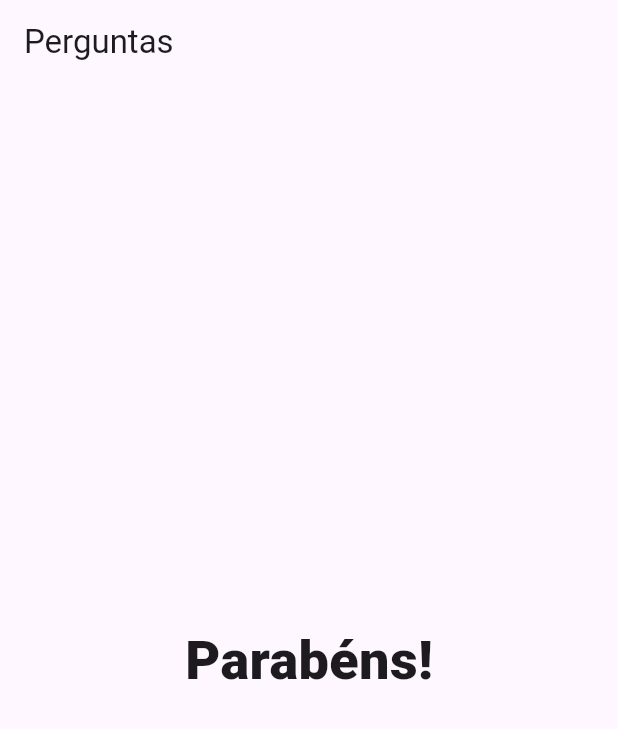
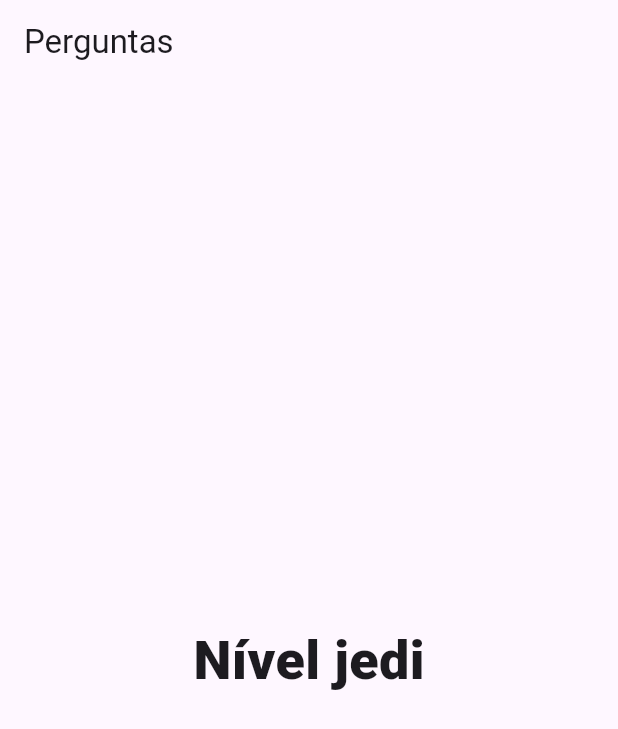
Before and after one commit to geovannifranca/projeto_flutter, a Flutter app: the screen it shows after launch, after a tap on "Preto", after a tap on "Cobra", after a tap on "Leo", on a phone screen of 412 x 824 dp. Shown: the top 729 px of the screen. Run offline on Flutter 3.47's test engine with Material 3 defaults, Android fonts, the phone set to English and light mode, and no system bars.

Commit message:
Construcao do resultado

```diff
--- a/lib/main.dart
+++ b/lib/main.dart
@@ -1,6 +1,3 @@
-
-
-
 import 'package:flutter/material.dart';
 import 'package:projeto_flutter/questionario.dart';
 import 'package:projeto_flutter/resultado.dart';
@@ -9,66 +6,83 @@ void main() {
   runApp(const PerguntaApp());
 }
 
-class _PerguntaAppState extends State<PerguntaApp>{
+class _PerguntaAppState extends State<PerguntaApp> {
   int _pergunstasSelecionadas = 0;
+  int _pontuacaoTotal = 0;
 
   final _perguntas = const [
     {
-        'texto':'Qual é a sua cor favorita?',
-        'respostas':['Preto','Vermelho','Verde','Branco']
-      },{
-        'texto':'Qual é o seu animal favorito?',
-        'respostas':['Coelho','Cobra','Elefante','Leão']
-      },{
-        'texto':'Qual seu instrutor favorito?',
-        'respostas':['Maria','Joana','Leo','Pedro ']
-      }];
+      'texto': 'Qual é a sua cor favorita?',
+      'respostas': [
+        {'texto': 'Preto','pontuacao':10},
+        {'texto': 'Vermelho','pontuacao':5},
+        {'texto': 'Verde','pontuacao':3},
+        {'texto': 'Branco','pontuacao':1},
+      ]
+    },
+    {
+      'texto': 'Qual é o seu animal favorito?',
+      'respostas': [
+        {'texto':'Coelho','pontuacao':10},
+        {'texto':'Cobra','pontuacao':5},
+        {'texto':'Elefante','pontuacao':3},
+        {'texto':'Leão','pontuacao':1},
+      ]
+    },
+    {
+      'texto': 'Qual seu instrutor favorito?',
+      'respostas': [
+        {'texto':'Maria','pontuacao':10},
+        {'texto':'Joana','pontuacao':5},
+        {'texto':'Leo','pontuacao':3},
+        {'texto':'Pedro','pontuacao':1},
+      ]
+    }
+  ];
 
-    void _responder(){
-
+  void _responder(int pontuacao) {
     setState(() {
       _pergunstasSelecionadas++;
+      _pontuacaoTotal += pontuacao;
     });
 
-      print(_pergunstasSelecionadas);
+    print(_pontuacaoTotal);
   }
 
   bool get temPerguntaSelecionada {
     return _pergunstasSelecionadas < _perguntas.length;
-
   }
 
   @override
-  Widget build(BuildContext context){
-
-      List<String> respostas = temPerguntaSelecionada ? _perguntas[_pergunstasSelecionadas].cast()['respostas']:[];
+  Widget build(BuildContext context) {
+    List<Map<String,Object >> respostas = temPerguntaSelecionada
+        ? _perguntas[_pergunstasSelecionadas].cast()['respostas']
+        : [];
     // for(String textoResp in respostas){
     //   widget.add(Respostabutton(textoResp, _responder));
     // }
-
-
 
     return MaterialApp(
       home: Scaffold(
           appBar: AppBar(
             title: const Text("Perguntas"),
           ),
-        body: temPerguntaSelecionada ?
-        Questionario(perguntas: _perguntas, pergunstasSelecionadas: _pergunstasSelecionadas, respostas: respostas, responder: _responder)
-        : Resultado()
-        ),
+          body: temPerguntaSelecionada
+              ? Questionario(
+                  perguntas: _perguntas,
+                  pergunstasSelecionadas: _pergunstasSelecionadas,
+                  respostas: respostas,
+                  responder: _responder)
+              : Resultado(pontuacaoFinal: _pontuacaoTotal,)),
     );
   }
 }
 
-class PerguntaApp  extends StatefulWidget{
+class PerguntaApp extends StatefulWidget {
   const PerguntaApp({super.key});
 
   @override
   _PerguntaAppState createState() {
     return _PerguntaAppState();
   }
-
-
-
 }
--- a/lib/questionario.dart
+++ b/lib/questionario.dart
@@ -7,7 +7,7 @@ class Questionario extends StatelessWidget {
   final List<Map<String, Object>> perguntas;
   final int pergunstasSelecionadas;
   final respostas;
-  final void Function() responder;
+  final void Function(int) responder;
 
   const Questionario({
     required this.perguntas,
@@ -23,7 +23,9 @@ class Questionario extends StatelessWidget {
       child: Column (
           children: <Widget> [
             Questao(perguntas[pergunstasSelecionadas]['texto'].toString()),
-             ...respostas.map((t)=> Respostabutton(t,responder)).toList(),
+             ...respostas.map((resp) {
+              return Respostabutton(resp['texto'],() => responder(resp['pontuacao']));
+             }).toList(),
              ]
           ),
     );
--- a/lib/resultado.dart
+++ b/lib/resultado.dart
@@ -1,13 +1,25 @@
 import 'package:flutter/material.dart';
 
 class Resultado extends StatelessWidget {
-  const Resultado({super.key});
+  final int pontuacaoFinal;
+
+   const Resultado({required this.pontuacaoFinal, super.key});
+
+  String get fraseResultado {
+    if(pontuacaoFinal < 8){
+      return 'Parabens!';
+    } else if(pontuacaoFinal < 12){
+      return 'Você é top!!!';
+    } else if(pontuacaoFinal < 16){
+      return 'Impressionante!!';
+    } else {return 'Nível jedi';}
+  }
 
   @override
   Widget build(BuildContext context) {
     return Container(
-      child: const Center(
-            child: Text('Parabéns!', style: TextStyle(fontSize: 36, fontWeight: FontWeight.w800),),
+      child: Center(
+            child: Text(fraseResultado, style: TextStyle(fontSize: 36, fontWeight: FontWeight.w800),),
           ),
     );
   }
```
Lines whose indentation alone changed are shown as unchanged.
